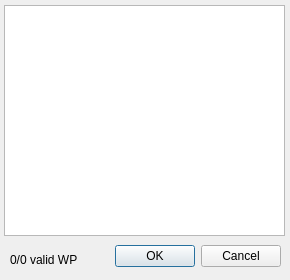
Before: the Qt Designer form src/POI_input.ui in nohal/qtVlm, drawn with Qt 5.
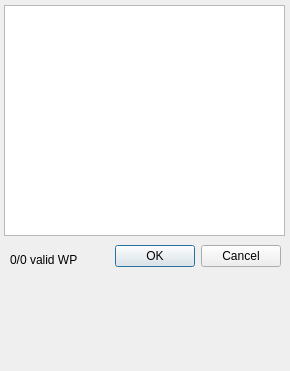
After: the same form once the commit is applied.

```diff
--- a/src/POI_input.ui
+++ b/src/POI_input.ui
@@ -7,7 +7,7 @@
     <x>0</x>
     <y>0</y>
     <width>290</width>
-    <height>280</height>
+    <height>371</height>
    </rect>
   </property>
   <property name="windowTitle">
```
